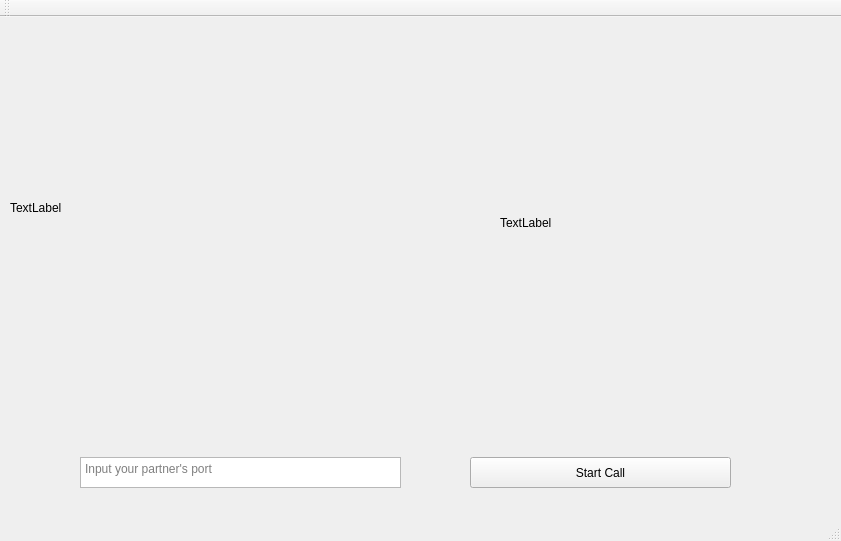
Qt form mainwindow.ui (nltd101/videocall) before a commit.
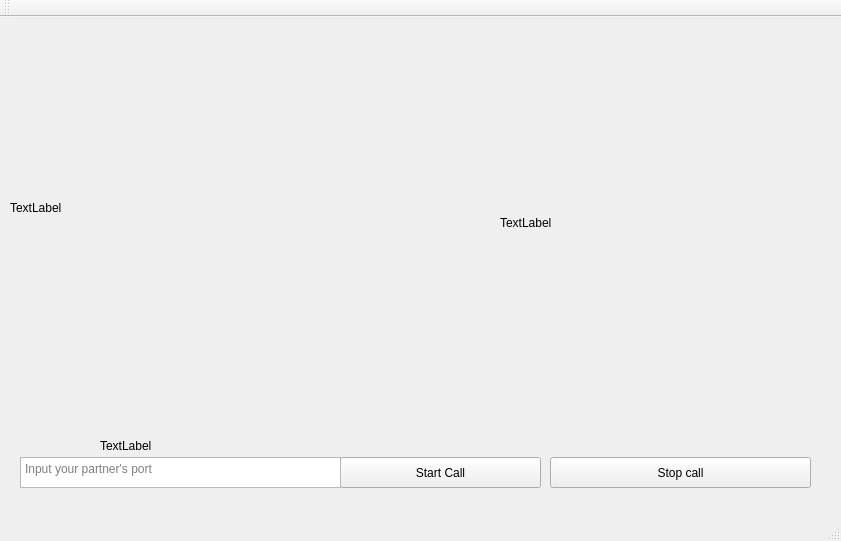
The same form after that commit.

What changed in the file:
```diff
--- a/mainwindow.ui
+++ b/mainwindow.ui
@@ -17,9 +17,9 @@
    <widget class="QPushButton" name="startCallButton">
     <property name="geometry">
      <rect>
-      <x>470</x>
+      <x>340</x>
       <y>440</y>
-      <width>261</width>
+      <width>201</width>
       <height>31</height>
      </rect>
     </property>
@@ -43,7 +43,7 @@
    <widget class="QTextEdit" name="portEditText">
     <property name="geometry">
      <rect>
-      <x>80</x>
+      <x>20</x>
       <y>440</y>
       <width>321</width>
       <height>31</height>
@@ -72,6 +72,32 @@
      <string>TextLabel</string>
     </property>
    </widget>
+   <widget class="QPushButton" name="stopCallButton">
+    <property name="geometry">
+     <rect>
+      <x>550</x>
+      <y>440</y>
+      <width>261</width>
+      <height>31</height>
+     </rect>
+    </property>
+    <property name="text">
+     <string>Stop call</string>
+    </property>
+   </widget>
+   <widget class="QLabel" name="label_port">
+    <property name="geometry">
+     <rect>
+      <x>100</x>
+      <y>420</y>
+      <width>571</width>
+      <height>17</height>
+     </rect>
+    </property>
+    <property name="text">
+     <string>TextLabel</string>
+    </property>
+   </widget>
   </widget>
   <widget class="QMenuBar" name="menuBar">
    <property name="geometry">
```
